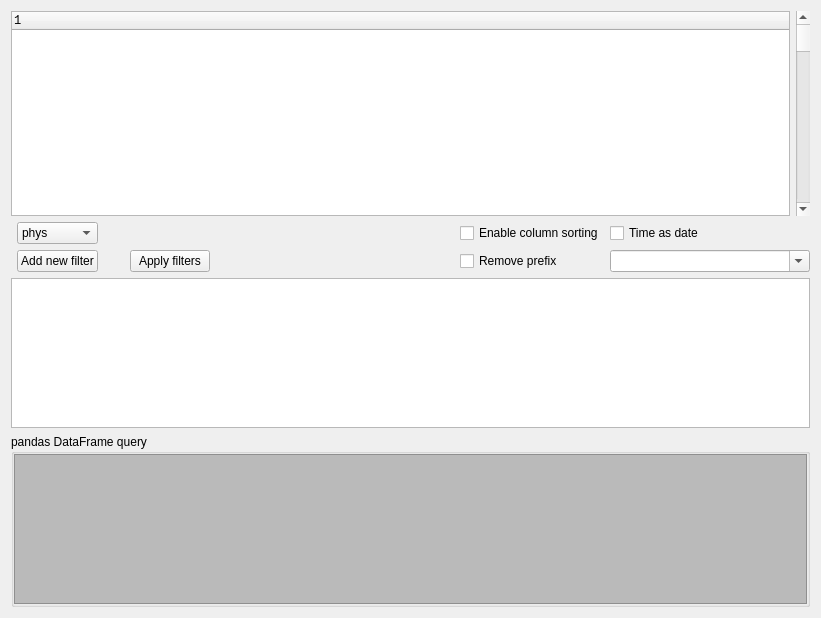
The window that asammdf/gui/ui/tabular.ui (danielhrisca/asammdf) describes before a commit, drawn with Qt 5.
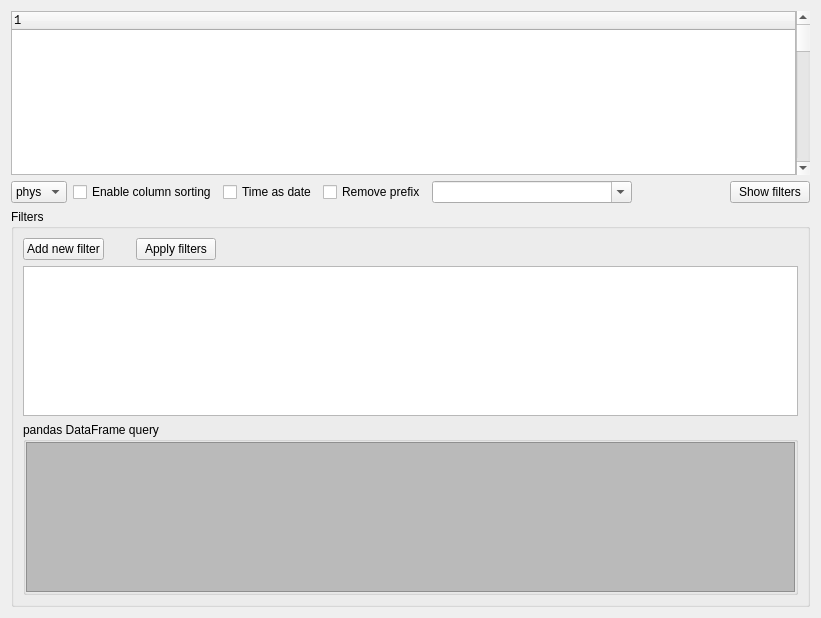
The same window after the commit. Icons and pictures are not drawn. Custom widgets are drawn as their Qt base class.

Commit message: vertical optimization for tabular widgets precise timestamp signal emitted when changing a selection in the tabular windows

```diff
--- a/asammdf/gui/ui/tabular.ui
+++ b/asammdf/gui/ui/tabular.ui
@@ -13,8 +13,13 @@
   <property name="windowTitle">
    <string>Form</string>
   </property>
-  <layout class="QGridLayout" name="gridLayout_2" rowstretch="5,0,0,0,0,0" columnstretch="0,0,0,0,0,0,0,0,0">
-   <item row="0" column="0" colspan="8">
+  <layout class="QVBoxLayout" name="verticalLayout" stretch="1,0,0">
+   <item>
+    <layout class="QHBoxLayout" name="horizontalLayout">
+     <property name="spacing">
+      <number>0</number>
+     </property>
+     <item>
     <widget class="QTreeWidget" name="tree">
      <property name="font">
       <font>
@@ -46,14 +51,70 @@
      </column>
     </widget>
    </item>
-   <item row="3" column="6">
+     <item>
+      <widget class="QScrollBar" name="tree_scroll">
+       <property name="maximum">
+        <number>9999</number>
+       </property>
+       <property name="singleStep">
+        <number>1</number>
+       </property>
+       <property name="pageStep">
+        <number>10</number>
+       </property>
+       <property name="orientation">
+        <enum>Qt::Vertical</enum>
+       </property>
+       <property name="invertedAppearance">
+        <bool>false</bool>
+       </property>
+      </widget>
+     </item>
+    </layout>
+   </item>
+   <item>
+    <layout class="QHBoxLayout" name="horizontalLayout_2">
+     <item>
+      <widget class="QComboBox" name="format_selection">
+       <item>
+        <property name="text">
+         <string>phys</string>
+        </property>
+       </item>
+       <item>
+        <property name="text">
+         <string>hex</string>
+        </property>
+       </item>
+       <item>
+        <property name="text">
+         <string>bin</string>
+        </property>
+       </item>
+      </widget>
+     </item>
+     <item>
+      <widget class="QCheckBox" name="sort">
+       <property name="text">
+        <string>Enable column sorting</string>
+       </property>
+      </widget>
+     </item>
+     <item>
+      <widget class="QCheckBox" name="time_as_date">
+       <property name="text">
+        <string>Time as date</string>
+       </property>
+      </widget>
+     </item>
+     <item>
     <widget class="QCheckBox" name="remove_prefix">
      <property name="text">
       <string>Remove prefix</string>
      </property>
     </widget>
    </item>
-   <item row="3" column="7" colspan="2">
+     <item>
     <widget class="QComboBox" name="prefix">
      <property name="minimumSize">
       <size>
@@ -66,7 +127,97 @@
      </property>
     </widget>
    </item>
-   <item row="5" column="0" colspan="9">
+     <item>
+      <spacer name="horizontalSpacer_3">
+       <property name="orientation">
+        <enum>Qt::Horizontal</enum>
+       </property>
+       <property name="sizeHint" stdset="0">
+        <size>
+         <width>40</width>
+         <height>20</height>
+        </size>
+       </property>
+      </spacer>
+     </item>
+     <item>
+      <widget class="QPushButton" name="toggle_filters_btn">
+       <property name="text">
+        <string>Show filters</string>
+       </property>
+       <property name="icon">
+        <iconset resource="resource.qrc">
+         <normaloff>:/down.png</normaloff>:/down.png</iconset>
+       </property>
+      </widget>
+     </item>
+    </layout>
+   </item>
+   <item>
+    <widget class="QGroupBox" name="filters_group">
+     <property name="title">
+      <string>Filters</string>
+     </property>
+     <layout class="QGridLayout" name="gridLayout_3" columnstretch="0,0,0,1">
+      <item row="0" column="0">
+       <widget class="QPushButton" name="add_filter_btn">
+        <property name="text">
+         <string>Add new filter</string>
+        </property>
+        <property name="icon">
+         <iconset resource="resource.qrc">
+          <normaloff>:/plus.png</normaloff>:/plus.png</iconset>
+        </property>
+       </widget>
+      </item>
+      <item row="0" column="1">
+       <spacer name="horizontalSpacer">
+        <property name="orientation">
+         <enum>Qt::Horizontal</enum>
+        </property>
+        <property name="sizeHint" stdset="0">
+         <size>
+          <width>20</width>
+          <height>20</height>
+         </size>
+        </property>
+       </spacer>
+      </item>
+      <item row="0" column="2">
+       <widget class="QPushButton" name="apply_filters_btn">
+        <property name="text">
+         <string>Apply filters</string>
+        </property>
+        <property name="icon">
+         <iconset resource="resource.qrc">
+          <normaloff>:/filter.png</normaloff>:/filter.png</iconset>
+        </property>
+       </widget>
+      </item>
+      <item row="0" column="3">
+       <spacer name="horizontalSpacer_2">
+        <property name="orientation">
+         <enum>Qt::Horizontal</enum>
+        </property>
+        <property name="sizeHint" stdset="0">
+         <size>
+          <width>559</width>
+          <height>20</height>
+         </size>
+        </property>
+       </spacer>
+      </item>
+      <item row="1" column="0" colspan="4">
+       <widget class="MinimalListWidget" name="filters">
+        <property name="maximumSize">
+         <size>
+          <width>16777215</width>
+          <height>150</height>
+         </size>
+        </property>
+       </widget>
+      </item>
+      <item row="2" column="0" colspan="4">
     <widget class="QGroupBox" name="groupBox">
      <property name="sizePolicy">
       <sizepolicy hsizetype="Preferred" vsizetype="Minimum">
@@ -135,114 +286,7 @@
      </layout>
     </widget>
    </item>
-   <item row="2" column="6">
-    <widget class="QCheckBox" name="sort">
-     <property name="text">
-      <string>Enable column sorting</string>
-     </property>
-    </widget>
-   </item>
-   <item row="4" column="0" colspan="9">
-    <widget class="MinimalListWidget" name="filters">
-     <property name="maximumSize">
-      <size>
-       <width>16777215</width>
-       <height>150</height>
-      </size>
-     </property>
-    </widget>
-   </item>
-   <item row="3" column="1">
-    <widget class="QPushButton" name="add_filter_btn">
-     <property name="text">
-      <string>Add new filter</string>
-     </property>
-     <property name="icon">
-      <iconset resource="resource.qrc">
-       <normaloff>:/plus.png</normaloff>:/plus.png</iconset>
-     </property>
-    </widget>
-   </item>
-   <item row="3" column="2" colspan="2">
-    <spacer name="horizontalSpacer">
-     <property name="orientation">
-      <enum>Qt::Horizontal</enum>
-     </property>
-     <property name="sizeHint" stdset="0">
-      <size>
-       <width>20</width>
-       <height>20</height>
-      </size>
-     </property>
-    </spacer>
-   </item>
-   <item row="2" column="7" colspan="2">
-    <widget class="QCheckBox" name="time_as_date">
-     <property name="text">
-      <string>Time as date</string>
-     </property>
-    </widget>
-   </item>
-   <item row="3" column="5">
-    <spacer name="horizontalSpacer_2">
-     <property name="orientation">
-      <enum>Qt::Horizontal</enum>
-     </property>
-     <property name="sizeHint" stdset="0">
-      <size>
-       <width>200</width>
-       <height>20</height>
-      </size>
-     </property>
-    </spacer>
-   </item>
-   <item row="3" column="4">
-    <widget class="QPushButton" name="apply_filters_btn">
-     <property name="text">
-      <string>Apply filters</string>
-     </property>
-     <property name="icon">
-      <iconset resource="resource.qrc">
-       <normaloff>:/filter.png</normaloff>:/filter.png</iconset>
-     </property>
-    </widget>
-   </item>
-   <item row="0" column="8">
-    <widget class="QScrollBar" name="tree_scroll">
-     <property name="maximum">
-      <number>9999</number>
-     </property>
-     <property name="singleStep">
-      <number>1</number>
-     </property>
-     <property name="pageStep">
-      <number>10</number>
-     </property>
-     <property name="orientation">
-      <enum>Qt::Vertical</enum>
-     </property>
-     <property name="invertedAppearance">
-      <bool>false</bool>
-     </property>
-    </widget>
-   </item>
-   <item row="2" column="1">
-    <widget class="QComboBox" name="format_selection">
-     <item>
-      <property name="text">
-       <string>phys</string>
-      </property>
-     </item>
-     <item>
-      <property name="text">
-       <string>hex</string>
-      </property>
-     </item>
-     <item>
-      <property name="text">
-       <string>bin</string>
-      </property>
-     </item>
+     </layout>
     </widget>
    </item>
   </layout>
```
Lines whose indentation alone changed are shown as unchanged. The commit also changes 6 other files.
